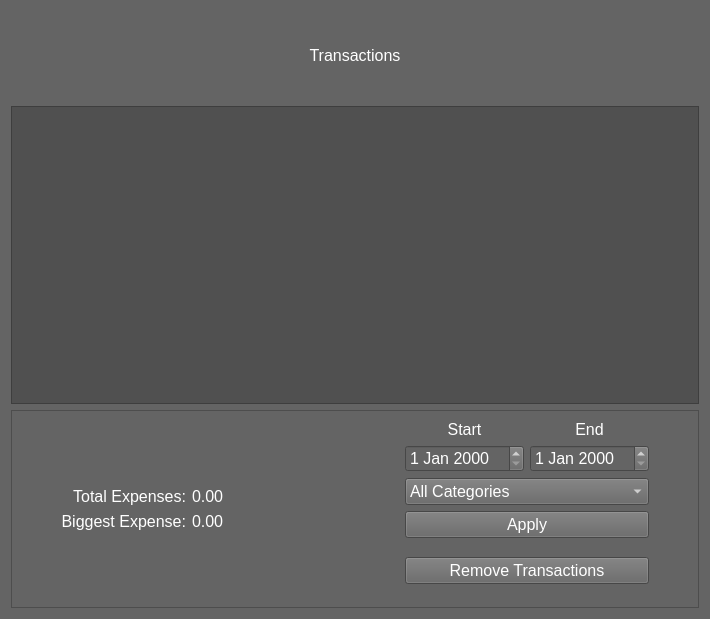
Qt form gui/transactions_window.ui (kkonsw/expense-tracker) before a commit.
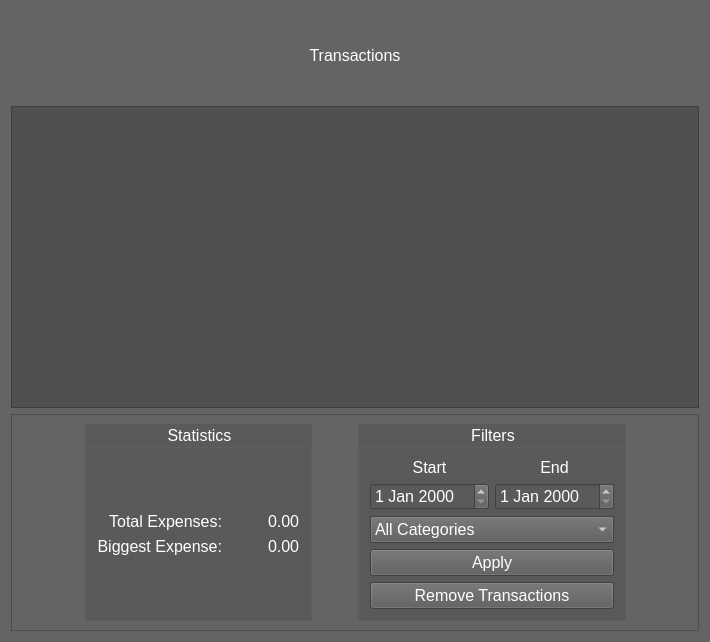
The same form after that commit.

Commit message: Remove db operations from Transactions window

```diff
--- a/gui/transactions_window.ui
+++ b/gui/transactions_window.ui
@@ -7,7 +7,7 @@
     <x>0</x>
     <y>0</y>
     <width>710</width>
-    <height>619</height>
+    <height>642</height>
    </rect>
   </property>
   <property name="sizePolicy">
@@ -22,7 +22,7 @@
   <property name="styleSheet">
    <string notr="true">background-color: rgb(100, 100, 100);</string>
   </property>
-  <layout class="QVBoxLayout" name="verticalLayout_9" stretch="0,3,2">
+  <layout class="QVBoxLayout" name="verticalLayout_9" stretch="0,4,2">
    <item>
     <layout class="QVBoxLayout" name="verticalLayout_3">
      <item>
@@ -99,7 +99,38 @@
      <property name="frameShadow">
       <enum>QFrame::Raised</enum>
      </property>
-     <layout class="QHBoxLayout" name="horizontalLayout_3" stretch="0,3,0,0">
+     <layout class="QHBoxLayout" name="horizontalLayout_3" stretch="2,0,0,0,2">
+      <item>
+       <spacer name="horizontalSpacer">
+        <property name="orientation">
+         <enum>Qt::Horizontal</enum>
+        </property>
+        <property name="sizeHint" stdset="0">
+         <size>
+          <width>40</width>
+          <height>20</height>
+         </size>
+        </property>
+       </spacer>
+      </item>
+      <item>
+       <widget class="QGroupBox" name="groupBox_2">
+        <property name="font">
+         <font>
+          <pointsize>12</pointsize>
+         </font>
+        </property>
+        <property name="styleSheet">
+         <string notr="true">color: rgb(255, 255, 255);
+background-color: rgb(90, 90, 90);</string>
+        </property>
+        <property name="title">
+         <string>Statistics</string>
+        </property>
+        <property name="alignment">
+         <set>Qt::AlignCenter</set>
+        </property>
+        <layout class="QVBoxLayout" name="verticalLayout_11">
       <item>
        <layout class="QVBoxLayout" name="verticalLayout_8">
         <item>
@@ -117,19 +148,6 @@
         </item>
         <item>
          <layout class="QHBoxLayout" name="horizontalLayout_2">
-          <item>
-           <spacer name="horizontalSpacer_3">
-            <property name="orientation">
-             <enum>Qt::Horizontal</enum>
-            </property>
-            <property name="sizeHint" stdset="0">
-             <size>
-              <width>40</width>
-              <height>20</height>
-             </size>
-            </property>
-           </spacer>
-          </item>
           <item>
            <layout class="QVBoxLayout" name="verticalLayout_7">
             <item>
@@ -170,6 +188,19 @@
             </item>
            </layout>
           </item>
+             <item>
+              <spacer name="horizontalSpacer_3">
+               <property name="orientation">
+                <enum>Qt::Horizontal</enum>
+               </property>
+               <property name="sizeHint" stdset="0">
+                <size>
+                 <width>40</width>
+                 <height>20</height>
+                </size>
+               </property>
+              </spacer>
+             </item>
           <item>
            <layout class="QVBoxLayout" name="verticalLayout_4">
             <item>
@@ -221,19 +252,40 @@
         </item>
        </layout>
       </item>
+        </layout>
+       </widget>
+      </item>
       <item>
-       <spacer name="horizontalSpacer">
+       <spacer name="horizontalSpacer_4">
         <property name="orientation">
          <enum>Qt::Horizontal</enum>
         </property>
         <property name="sizeHint" stdset="0">
          <size>
-          <width>157</width>
+          <width>40</width>
           <height>20</height>
          </size>
         </property>
        </spacer>
       </item>
+      <item>
+       <widget class="QGroupBox" name="groupBox">
+        <property name="font">
+         <font>
+          <pointsize>12</pointsize>
+         </font>
+        </property>
+        <property name="styleSheet">
+         <string notr="true">color: rgb(255, 255, 255);
+background-color: rgb(90, 90, 90);</string>
+        </property>
+        <property name="title">
+         <string>Filters</string>
+        </property>
+        <property name="alignment">
+         <set>Qt::AlignCenter</set>
+        </property>
+        <layout class="QVBoxLayout" name="verticalLayout_10">
       <item>
        <layout class="QVBoxLayout" name="verticalLayout_6">
         <item>
@@ -383,6 +435,23 @@
            </spacer>
           </item>
           <item>
+              <spacer name="verticalSpacer_5">
+               <property name="orientation">
+                <enum>Qt::Vertical</enum>
+               </property>
+               <property name="sizeHint" stdset="0">
+                <size>
+                 <width>20</width>
+                 <height>40</height>
+                </size>
+               </property>
+              </spacer>
+             </item>
+            </layout>
+           </item>
+          </layout>
+         </item>
+         <item>
            <widget class="QPushButton" name="button_clearTransactions">
             <property name="font">
              <font>
@@ -397,22 +466,8 @@
             </property>
            </widget>
           </item>
-          <item>
-           <spacer name="verticalSpacer_5">
-            <property name="orientation">
-             <enum>Qt::Vertical</enum>
-            </property>
-            <property name="sizeHint" stdset="0">
-             <size>
-              <width>20</width>
-              <height>40</height>
-             </size>
-            </property>
-           </spacer>
-          </item>
-         </layout>
-        </item>
-       </layout>
+        </layout>
+       </widget>
       </item>
       <item>
        <spacer name="horizontalSpacer_2">
```
Lines whose indentation alone changed are shown as unchanged. The commit also changes 6 other files.
